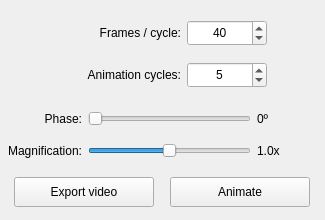
Old version of the form vibra/interface/data/ui_files/plots/general/animation_widget.ui in the repository MOPT-UFSC/VIBRA.
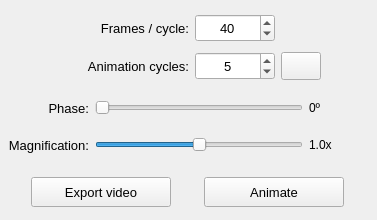
New version of the form. Icons and pictures are not drawn.

Commit message: Add a button to loop the animation

Patch:
```diff
--- a/vibra/interface/data/ui_files/plots/general/animation_widget.ui
+++ b/vibra/interface/data/ui_files/plots/general/animation_widget.ui
@@ -6,7 +6,7 @@
    <rect>
     <x>0</x>
     <y>0</y>
-    <width>325</width>
+    <width>377</width>
     <height>220</height>
    </rect>
   </property>
@@ -82,6 +82,11 @@
           <height>16777215</height>
          </size>
         </property>
+        <property name="font">
+         <font>
+          <pointsize>10</pointsize>
+         </font>
+        </property>
         <property name="text">
          <string>Animate</string>
         </property>
@@ -107,6 +112,11 @@
           <height>16777215</height>
          </size>
         </property>
+        <property name="font">
+         <font>
+          <pointsize>10</pointsize>
+         </font>
+        </property>
         <property name="text">
          <string>Export video</string>
         </property>
@@ -121,6 +131,211 @@
      </layout>
     </widget>
    </item>
+   <item row="1" column="0" colspan="2">
+    <widget class="QFrame" name="frame_top">
+     <property name="frameShape">
+      <enum>QFrame::Shape::NoFrame</enum>
+     </property>
+     <property name="frameShadow">
+      <enum>QFrame::Shadow::Raised</enum>
+     </property>
+     <layout class="QGridLayout" name="gridLayout_4">
+      <property name="leftMargin">
+       <number>6</number>
+      </property>
+      <property name="topMargin">
+       <number>2</number>
+      </property>
+      <property name="rightMargin">
+       <number>6</number>
+      </property>
+      <property name="bottomMargin">
+       <number>2</number>
+      </property>
+      <item row="0" column="2">
+       <widget class="QSpinBox" name="spinBox_frames">
+        <property name="minimumSize">
+         <size>
+          <width>80</width>
+          <height>28</height>
+         </size>
+        </property>
+        <property name="maximumSize">
+         <size>
+          <width>80</width>
+          <height>28</height>
+         </size>
+        </property>
+        <property name="font">
+         <font>
+          <pointsize>10</pointsize>
+         </font>
+        </property>
+        <property name="alignment">
+         <set>Qt::AlignmentFlag::AlignCenter</set>
+        </property>
+        <property name="minimum">
+         <number>20</number>
+        </property>
+        <property name="maximum">
+         <number>60</number>
+        </property>
+        <property name="singleStep">
+         <number>10</number>
+        </property>
+        <property name="value">
+         <number>40</number>
+        </property>
+       </widget>
+      </item>
+      <item row="0" column="1">
+       <widget class="QLabel" name="label_frames_cycle">
+        <property name="minimumSize">
+         <size>
+          <width>0</width>
+          <height>28</height>
+         </size>
+        </property>
+        <property name="maximumSize">
+         <size>
+          <width>16777215</width>
+          <height>28</height>
+         </size>
+        </property>
+        <property name="font">
+         <font>
+          <pointsize>10</pointsize>
+         </font>
+        </property>
+        <property name="text">
+         <string>Frames / cycle:</string>
+        </property>
+        <property name="alignment">
+         <set>Qt::AlignmentFlag::AlignRight|Qt::AlignmentFlag::AlignTrailing|Qt::AlignmentFlag::AlignVCenter</set>
+        </property>
+       </widget>
+      </item>
+      <item row="1" column="2">
+       <widget class="QSpinBox" name="spinBox_cycles">
+        <property name="minimumSize">
+         <size>
+          <width>80</width>
+          <height>28</height>
+         </size>
+        </property>
+        <property name="maximumSize">
+         <size>
+          <width>80</width>
+          <height>28</height>
+         </size>
+        </property>
+        <property name="font">
+         <font>
+          <pointsize>10</pointsize>
+         </font>
+        </property>
+        <property name="alignment">
+         <set>Qt::AlignmentFlag::AlignCenter</set>
+        </property>
+        <property name="maximum">
+         <number>20</number>
+        </property>
+        <property name="value">
+         <number>5</number>
+        </property>
+       </widget>
+      </item>
+      <item row="1" column="0">
+       <spacer name="horizontalSpacer_2">
+        <property name="orientation">
+         <enum>Qt::Orientation::Horizontal</enum>
+        </property>
+        <property name="sizeHint" stdset="0">
+         <size>
+          <width>79</width>
+          <height>20</height>
+         </size>
+        </property>
+       </spacer>
+      </item>
+      <item row="1" column="4">
+       <spacer name="horizontalSpacer">
+        <property name="orientation">
+         <enum>Qt::Orientation::Horizontal</enum>
+        </property>
+        <property name="sizeHint" stdset="0">
+         <size>
+          <width>40</width>
+          <height>20</height>
+         </size>
+        </property>
+       </spacer>
+      </item>
+      <item row="1" column="1">
+       <widget class="QLabel" name="label_animation_cycles">
+        <property name="minimumSize">
+         <size>
+          <width>0</width>
+          <height>28</height>
+         </size>
+        </property>
+        <property name="maximumSize">
+         <size>
+          <width>16777215</width>
+          <height>28</height>
+         </size>
+        </property>
+        <property name="font">
+         <font>
+          <pointsize>10</pointsize>
+         </font>
+        </property>
+        <property name="text">
+         <string>Animation cycles:</string>
+        </property>
+        <property name="alignment">
+         <set>Qt::AlignmentFlag::AlignRight|Qt::AlignmentFlag::AlignTrailing|Qt::AlignmentFlag::AlignVCenter</set>
+        </property>
+       </widget>
+      </item>
+      <item row="1" column="3">
+       <widget class="QPushButton" name="pushButton_animation_loop">
+        <property name="minimumSize">
+         <size>
+          <width>40</width>
+          <height>28</height>
+         </size>
+        </property>
+        <property name="maximumSize">
+         <size>
+          <width>16777215</width>
+          <height>28</height>
+         </size>
+        </property>
+        <property name="toolTip">
+         <string>&lt;html&gt;&lt;head/&gt;&lt;body&gt;&lt;p&gt;Loop the animation&lt;/p&gt;&lt;/body&gt;&lt;/html&gt;</string>
+        </property>
+        <property name="text">
+         <string/>
+        </property>
+        <property name="icon">
+         <iconset resource="../../../icons/resources.qrc">
+          <normaloff>:/icons/circular_arrows_icon.png</normaloff>:/icons/circular_arrows_icon.png</iconset>
+        </property>
+        <property name="iconSize">
+         <size>
+          <width>22</width>
+          <height>22</height>
+         </size>
+        </property>
+        <property name="checkable">
+         <bool>false</bool>
+        </property>
+       </widget>
+      </item>
+     </layout>
+    </widget>
+   </item>
    <item row="2" column="0" colspan="2">
     <widget class="QFrame" name="frame_middle">
      <property name="maximumSize">
@@ -219,6 +434,11 @@
           <height>26</height>
          </size>
         </property>
+        <property name="font">
+         <font>
+          <pointsize>10</pointsize>
+         </font>
+        </property>
         <property name="text">
          <string>Phase:</string>
         </property>
@@ -254,6 +474,11 @@
           <height>26</height>
          </size>
         </property>
+        <property name="font">
+         <font>
+          <pointsize>10</pointsize>
+         </font>
+        </property>
         <property name="text">
          <string>Magnification:</string>
         </property>
@@ -265,156 +490,6 @@
      </layout>
     </widget>
    </item>
-   <item row="0" column="0" rowspan="2" colspan="2">
-    <widget class="QFrame" name="frame_top">
-     <property name="frameShape">
-      <enum>QFrame::Shape::NoFrame</enum>
-     </property>
-     <property name="frameShadow">
-      <enum>QFrame::Shadow::Raised</enum>
-     </property>
-     <layout class="QGridLayout" name="gridLayout_4">
-      <property name="leftMargin">
-       <number>6</number>
-      </property>
-      <property name="topMargin">
-       <number>2</number>
-      </property>
-      <property name="rightMargin">
-       <number>6</number>
-      </property>
-      <property name="bottomMargin">
-       <number>2</number>
-      </property>
-      <item row="0" column="1">
-       <widget class="QLabel" name="label_frames_cycle">
-        <property name="minimumSize">
-         <size>
-          <width>0</width>
-          <height>26</height>
-         </size>
-        </property>
-        <property name="maximumSize">
-         <size>
-          <width>16777215</width>
-          <height>26</height>
-         </size>
-        </property>
-        <property name="text">
-         <string>Frames / cycle:</string>
-        </property>
-        <property name="alignment">
-         <set>Qt::AlignmentFlag::AlignRight|Qt::AlignmentFlag::AlignTrailing|Qt::AlignmentFlag::AlignVCenter</set>
-        </property>
-       </widget>
-      </item>
-      <item row="0" column="2">
-       <widget class="QSpinBox" name="spinBox_frames">
-        <property name="minimumSize">
-         <size>
-          <width>80</width>
-          <height>26</height>
-         </size>
-        </property>
-        <property name="maximumSize">
-         <size>
-          <width>80</width>
-          <height>26</height>
-         </size>
-        </property>
-        <property name="alignment">
-         <set>Qt::AlignmentFlag::AlignCenter</set>
-        </property>
-        <property name="minimum">
-         <number>20</number>
-        </property>
-        <property name="maximum">
-         <number>60</number>
-        </property>
-        <property name="singleStep">
-         <number>10</number>
-        </property>
-        <property name="value">
-         <number>40</number>
-        </property>
-       </widget>
-      </item>
-      <item row="1" column="1">
-       <widget class="QLabel" name="label_animation_cycles">
-        <property name="minimumSize">
-         <size>
-          <width>0</width>
-          <height>26</height>
-         </size>
-        </property>
-        <property name="maximumSize">
-         <size>
-          <width>16777215</width>
-          <height>26</height>
-         </size>
-        </property>
-        <property name="text">
-         <string>Animation cycles:</string>
-        </property>
-        <property name="alignment">
-         <set>Qt::AlignmentFlag::AlignRight|Qt::AlignmentFlag::AlignTrailing|Qt::AlignmentFlag::AlignVCenter</set>
-        </property>
-       </widget>
-      </item>
-      <item row="1" column="2">
-       <widget class="QSpinBox" name="spinBox_cycles">
-        <property name="minimumSize">
-         <size>
-          <width>80</width>
-          <height>26</height>
-         </size>
-        </property>
-        <property name="maximumSize">
-         <size>
-          <width>80</width>
-          <height>26</height>
-         </size>
-        </property>
-        <property name="alignment">
-         <set>Qt::AlignmentFlag::AlignCenter</set>
-        </property>
-        <property name="maximum">
-         <number>20</number>
-        </property>
-        <property name="value">
-         <number>5</number>
-        </property>
-       </widget>
-      </item>
-      <item row="1" column="3">
-       <spacer name="horizontalSpacer">
-        <property name="orientation">
-         <enum>Qt::Orientation::Horizontal</enum>
-        </property>
-        <property name="sizeHint" stdset="0">
-         <size>
-          <width>40</width>
-          <height>20</height>
-         </size>
-        </property>
-       </spacer>
-      </item>
-      <item row="1" column="0">
-       <spacer name="horizontalSpacer_2">
-        <property name="orientation">
-         <enum>Qt::Orientation::Horizontal</enum>
-        </property>
-        <property name="sizeHint" stdset="0">
-         <size>
-          <width>79</width>
-          <height>20</height>
-         </size>
-        </property>
-       </spacer>
-      </item>
-     </layout>
-    </widget>
-   </item>
   </layout>
  </widget>
  <resources>
```
The commit also changes 6 other files.
